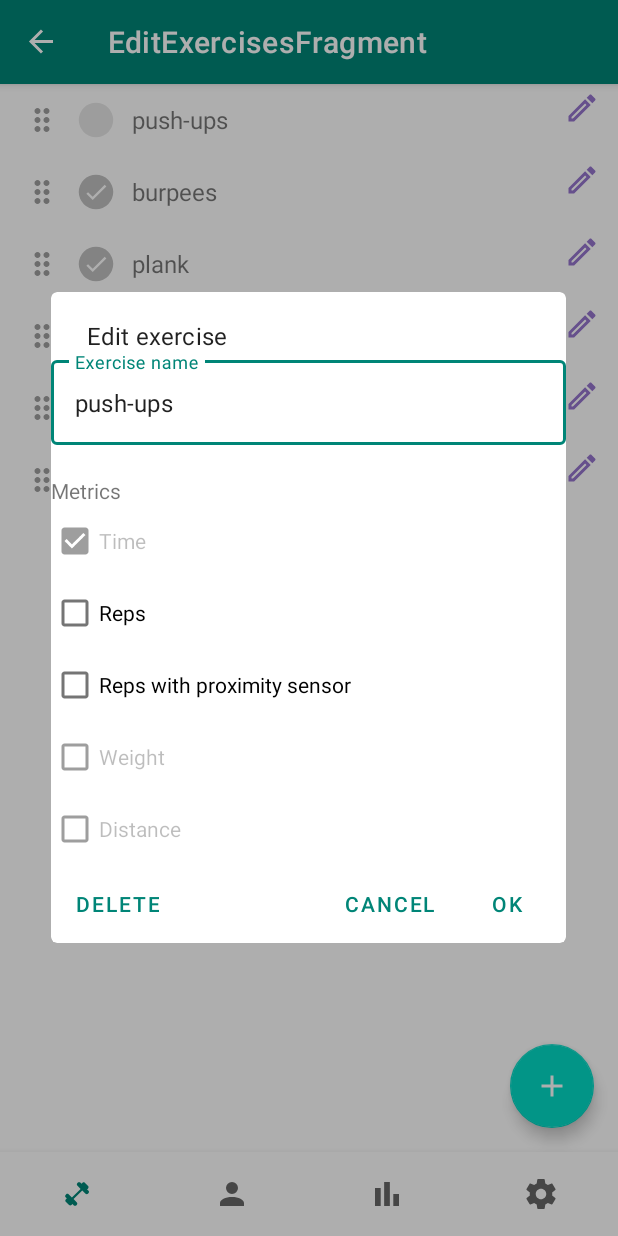
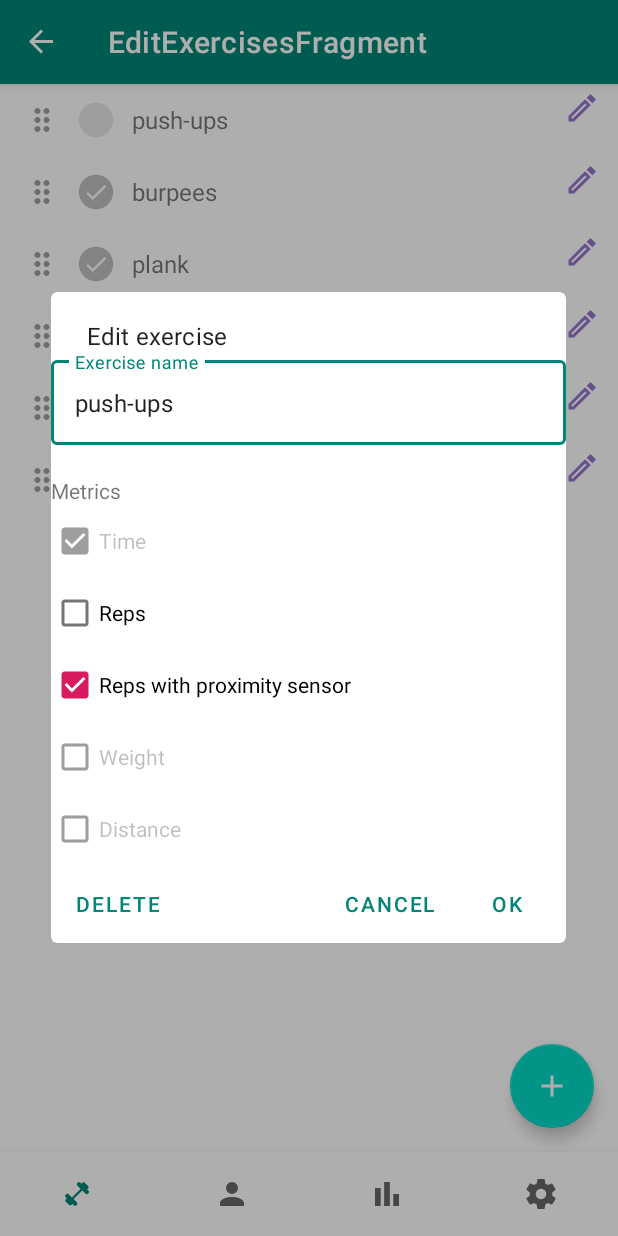
Before and after one commit to krmax44/burpee-buddy, an Android app: the ExercisesFragment screen opened through its navigation route, after a tap on an icon or button, on a phone screen of 412 x 824 dp. Run offline under Robolectric (Android 15) with nearby library versions, the phone set to English and light mode, and no system bars; our stand-ins replace EventBus, Room's generated code, Timber, navigation-ui; 3 statements that could not run were skipped; 1 other tap on this screen came first.

Commit message:
Exercises: fix typo and remove unused function

```diff
--- a/app/src/main/java/com/apps/adrcotfas/burpeebuddy/main/edit_exercises/ExercisesAdapter.java
+++ b/app/src/main/java/com/apps/adrcotfas/burpeebuddy/main/edit_exercises/ExercisesAdapter.java
@@ -70,11 +70,6 @@ public class ExercisesAdapter extends RecyclerView.Adapter<ExercisesViewHolder>
     }
 
     @Override
-    public void onExerciseAddClicked() {
-        mListener.onExerciseAddClicked();
-    }
-
-    @Override
     public void onExerciseEditClicked(Exercise exercise) {
         mListener.onExerciseEditClicked(exercise);
     }
--- a/app/src/main/java/com/apps/adrcotfas/burpeebuddy/main/edit_exercises/dialog/AddEditExerciseDialog.java
+++ b/app/src/main/java/com/apps/adrcotfas/burpeebuddy/main/edit_exercises/dialog/AddEditExerciseDialog.java
@@ -57,7 +57,7 @@ public class AddEditExerciseDialog extends DialogFragment {
                 .inflate(R.layout.dialog_add_edit_exercise, null, false);
 
         final MaterialCheckBox repsBox = v.findViewById(R.id.reps);
-        final MaterialCheckBox proxyBox = v.findViewById(R.id.proxy_relevant);
+        final MaterialCheckBox proxyBox = v.findViewById(R.id.proxy);
         final TextInputLayout nameEditTextLayout = v.findViewById(R.id.name_layout);
         final TextInputEditText nameEditText = v.findViewById(R.id.name);
 
--- a/app/src/main/res/layout/dialog_add_edit_exercise.xml
+++ b/app/src/main/res/layout/dialog_add_edit_exercise.xml
@@ -40,8 +40,8 @@
         android:text="@string/exercise_dialog_reps"/>
 
     <com.google.android.material.checkbox.MaterialCheckBox
-        android:id="@+id/match_parent"
-        android:layout_width="wrap_content"
+        android:id="@+id/proxy"
+        android:layout_width="match_parent"
         android:layout_height="wrap_content"
         android:text="@string/exercise_dialog_reps_proxy"/>
 
```
